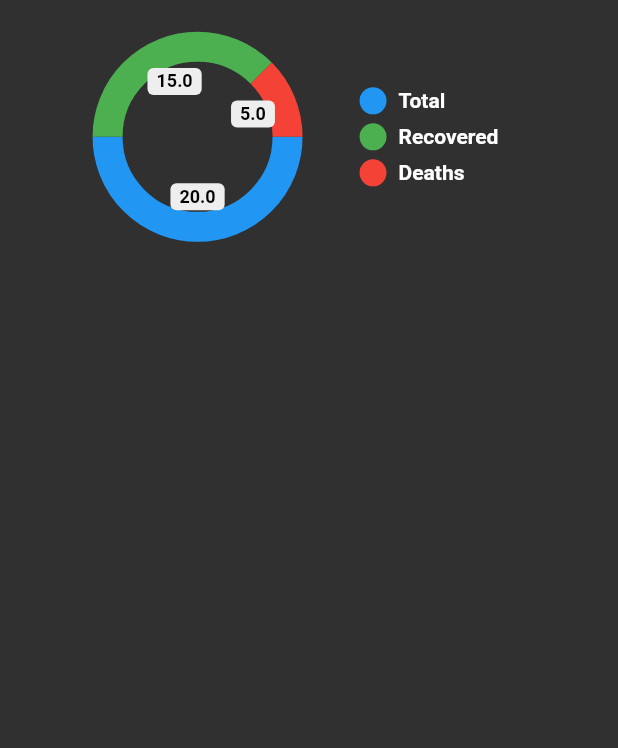
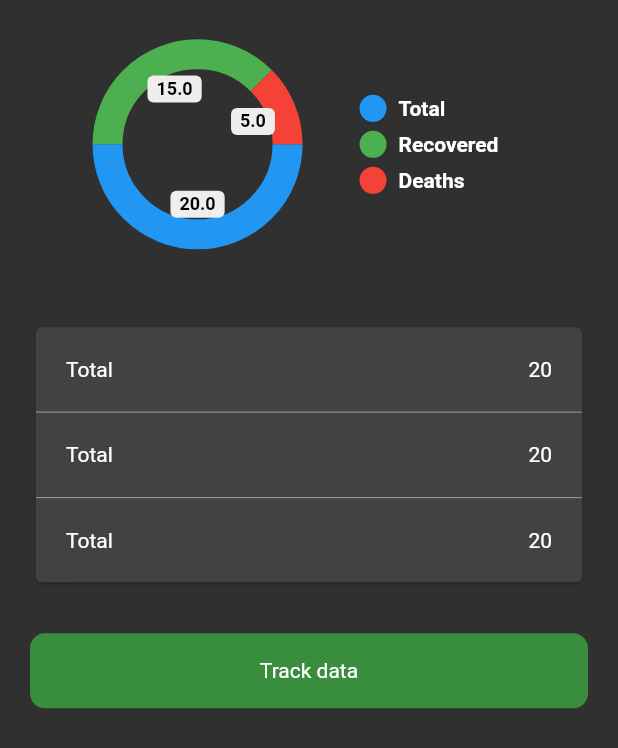
Before and after one commit to kboueb/informations-app, a Flutter app: the screen it shows after launch, on a phone screen of 412 x 824 dp. Shown: the top 748 px of the screen. Run offline on Flutter 3.47's test engine with Material 2 defaults, Android fonts, the phone set to English and light mode, and no system bars; drawn by our look-alikes of pie_chart.

Commit message:
update homePage

```diff
--- a/lib/screens/home-page.dart
+++ b/lib/screens/home-page.dart
@@ -39,7 +39,7 @@ class _HomePageState extends State<HomePage> with TickerProviderStateMixin{
     return Scaffold(
       body: SafeArea(
         child: Padding(
-          padding: const EdgeInsets.all(15.0),
+          padding: const EdgeInsets.all(20.0),
           child: Column(
             children: [
               SizedBox(height: MediaQuery.of(context).size.height * .01,),
@@ -61,6 +61,31 @@ class _HomePageState extends State<HomePage> with TickerProviderStateMixin{
 
                 // colorList: colorList,
               ),
+              const SizedBox(height: 50,),
+              Card(
+                child: Column(
+                  children: [
+                    ReusableRow(title: "Total", value: '20',),
+                    Divider(height: 1, color: Colors.grey),
+                    ReusableRow(title: "Total", value: '20',),
+                    Divider(height: 1, color: Colors.grey),
+                    ReusableRow(title: "Total", value: '20',),
+                  ],
+                ),
+              ),
+              const SizedBox(height: 30,),
+              Container(
+                width: double.infinity,
+                height: 50,
+                decoration: BoxDecoration(
+                  color: Colors.green.shade700,
+                  borderRadius: BorderRadius.circular(10)
+                ),
+                child: Center(
+                  child: Text('Track data'),
+                ),
+              ),
+
             ],
           ),
         ),
@@ -69,3 +94,29 @@ class _HomePageState extends State<HomePage> with TickerProviderStateMixin{
     );
   }
 }
+
+
+
+class ReusableRow extends StatelessWidget {
+  String title, value;
+  ReusableRow({Key? key, required this.title, required this.value}) : super(key: key);
+
+  @override
+  Widget build(BuildContext context) {
+    return Column(
+      children: [
+        Padding(
+          padding: const EdgeInsets.all(20.0),
+          child: Row(
+            mainAxisAlignment: MainAxisAlignment.spaceBetween,
+            crossAxisAlignment: CrossAxisAlignment.center,
+            children: [
+              Text(title),
+              Text(value),
+            ],
+          ),
+        ),
+      ],
+    );
+  }
+}
```
